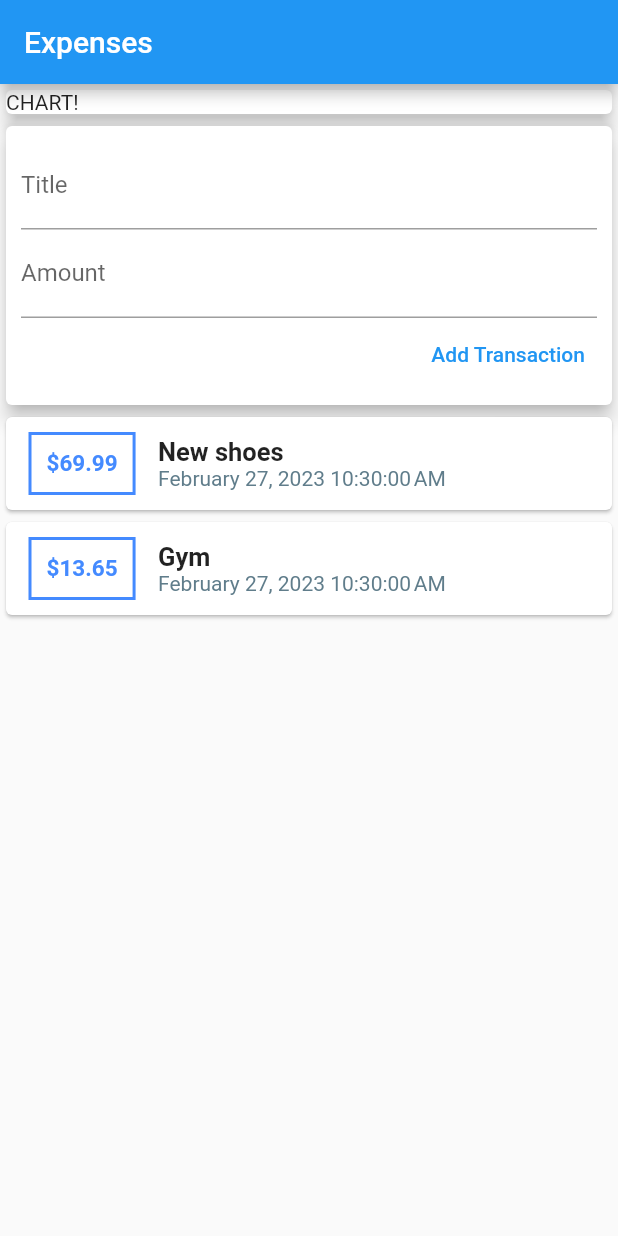
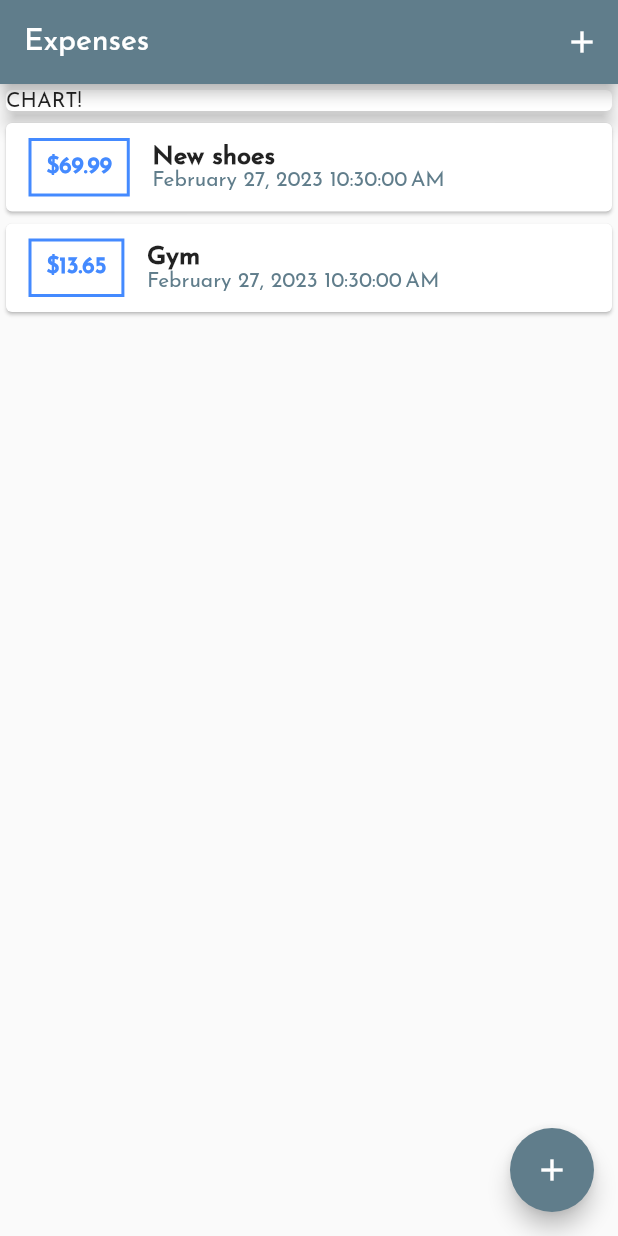
Before and after one commit to twertybog/personal_expenses_app, a Flutter app: the screen it shows after launch, on a phone screen of 412 x 824 dp. Run offline on Flutter 3.47's test engine with Material 2 defaults, Android fonts, the light colour scheme and no system bars; project files that could hold a hidden picture were left out.

Commit message:
add fonts and new theme

```diff
--- a/lib/main.dart
+++ b/lib/main.dart
@@ -1,5 +1,9 @@
 import 'package:flutter/material.dart';
-import 'package:personal_expenses_app/widgets/user_transaction.dart';
+import 'package:flutter/rendering.dart';
+import 'package:personal_expenses_app/widgets/transaction_list.dart';
+
+import 'models/transaction.dart';
+import 'widgets/new_transaction.dart';
 
 void main() => runApp(const MyApp());
 
@@ -10,20 +14,58 @@ class MyApp extends StatelessWidget {
   Widget build(BuildContext context) {
     return MaterialApp(
       title: 'Expenses',
+      theme: ThemeData(
+          primarySwatch: Colors.blueGrey,
+          primaryColorDark: Colors.black,
+          fontFamily: 'JosefinSans'),
       home: _MyHomePage(),
     );
   }
 }
 
-class _MyHomePage extends StatelessWidget {
+class _MyHomePage extends StatefulWidget {
+  _MyHomePageState createState() => _MyHomePageState();
+}
+
+class _MyHomePageState extends State<_MyHomePage> {
   final titleController = TextEditingController();
   final amountController = TextEditingController();
+
+  final List<Transaction> _userTransactions = [
+    Transaction("t1", "New shoes", 69.99, DateTime.now()),
+    Transaction("t2", "Gym", 13.65, DateTime.now())
+  ];
+
+  void _addNewTransaction(String txTitle, double txAmount) {
+    final newTx = Transaction(
+        DateTime.now().toString(), txTitle, txAmount, DateTime.now());
+    setState(() {
+      _userTransactions.add(newTx);
+    });
+  }
+
+  void _startAddNewTransaction(BuildContext ctx) {
+    showModalBottomSheet(
+        context: ctx,
+        builder: (bctx) {
+          return GestureDetector(
+            onTap: () {},
+            behavior: HitTestBehavior.opaque,
+            child: NewTransaction(_addNewTransaction),
+          );
+        });
+  }
 
   @override
   Widget build(BuildContext context) {
     return Scaffold(
       appBar: AppBar(
         title: const Text('Expenses'),
+        actions: <Widget>[
+          IconButton(
+              onPressed: () => _startAddNewTransaction(context),
+              icon: Icon(Icons.add))
+        ],
       ),
       body: Column(
         mainAxisAlignment: MainAxisAlignment.start,
@@ -38,8 +80,12 @@ class _MyHomePage extends StatelessWidget {
               ),
             ),
           ),
-          UserTransaction(),
+          TransactionList(_userTransactions),
         ],
+      ),
+      floatingActionButton: FloatingActionButton(
+        child: Icon(Icons.add),
+        onPressed: () => _startAddNewTransaction(context),
       ),
     );
   }
--- a/lib/widgets/transaction_list.dart
+++ b/lib/widgets/transaction_list.dart
@@ -24,7 +24,7 @@ class TransactionList extends StatelessWidget {
                       border: Border.all(color: Colors.blueAccent, width: 2)),
                   padding: const EdgeInsets.all(10),
                   child: Text(
-                    "\$${transactions[index].amount}",
+                    "\$${transactions[index].amount.toStringAsFixed(2)}",
                     style: const TextStyle(
                         fontWeight: FontWeight.bold,
                         fontSize: 15,
--- a/lib/widgets/user_transaction.dart
+++ /dev/null
@@ -1,33 +0,0 @@
-import 'package:flutter/widgets.dart';
-
-import 'package:personal_expenses_app/widgets/new_transaction.dart';
-import 'package:personal_expenses_app/widgets/transaction_list.dart';
-import '../models/transaction.dart';
-
-class UserTransaction extends StatefulWidget {
-  _UserTransactionState createState() => _UserTransactionState();
-}
-
-class _UserTransactionState extends State<UserTransaction> {
-  final List<Transaction> _userTransaction = [
-    Transaction("t1", "New shoes", 69.99, DateTime.now()),
-    Transaction("t2", "Gym", 13.65, DateTime.now())
-  ];
-
-  void _addNewTransaction(String txTitle, double txAmount) {
-    final newTx = Transaction(
-        DateTime.now().toString(), txTitle, txAmount, DateTime.now());
-    setState(() {
-      _userTransaction.add(newTx);
-    });
-  }
-
-  Widget build(BuildContext context) {
-    return Column(
-      children: <Widget>[
-        NewTransaction(_addNewTransaction),
-        TransactionList(_userTransaction)
-      ],
-    );
-  }
-}
```
Also changed, not shown: lib/widgets/new_transaction.dart (+24 -8 lines), pubspec.yaml (+9 -6 lines), assets/fonts/JosefinSans-Bold.ttf (added), assets/fonts/JosefinSans-Italic-VariableFont_wght.ttf (added), assets/fonts/JosefinSans-Medium.ttf (added), assets/fonts/JosefinSans-Regular.ttf (added), assets/fonts/JosefinSans-VariableFont_wght.ttf (added).
